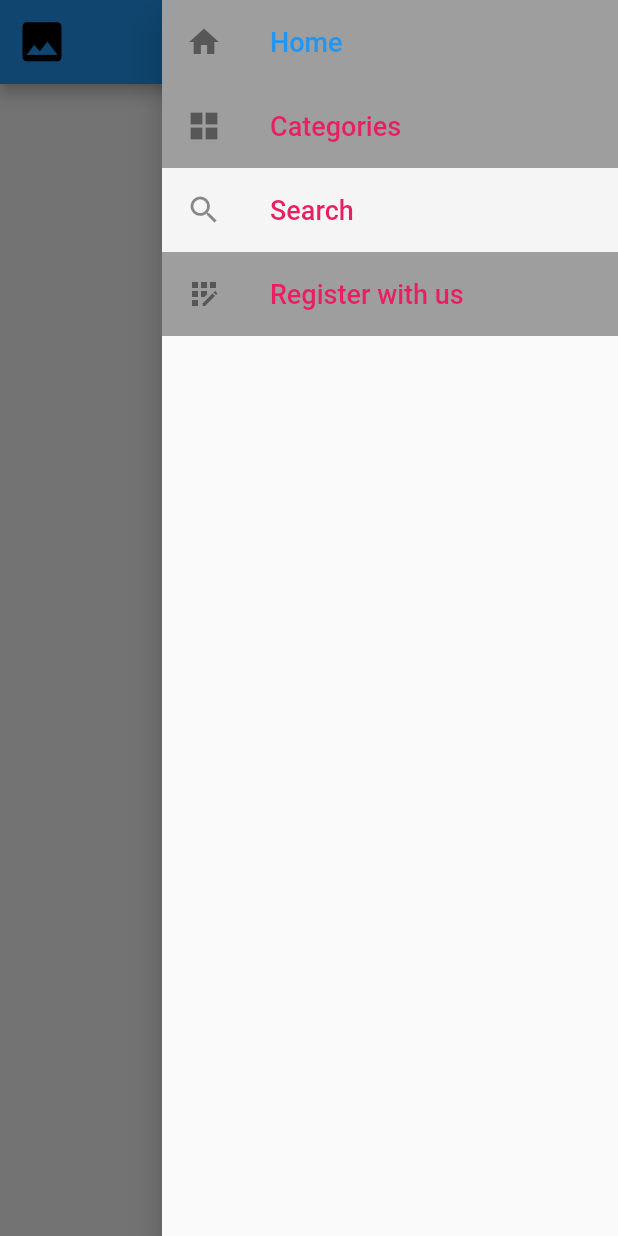
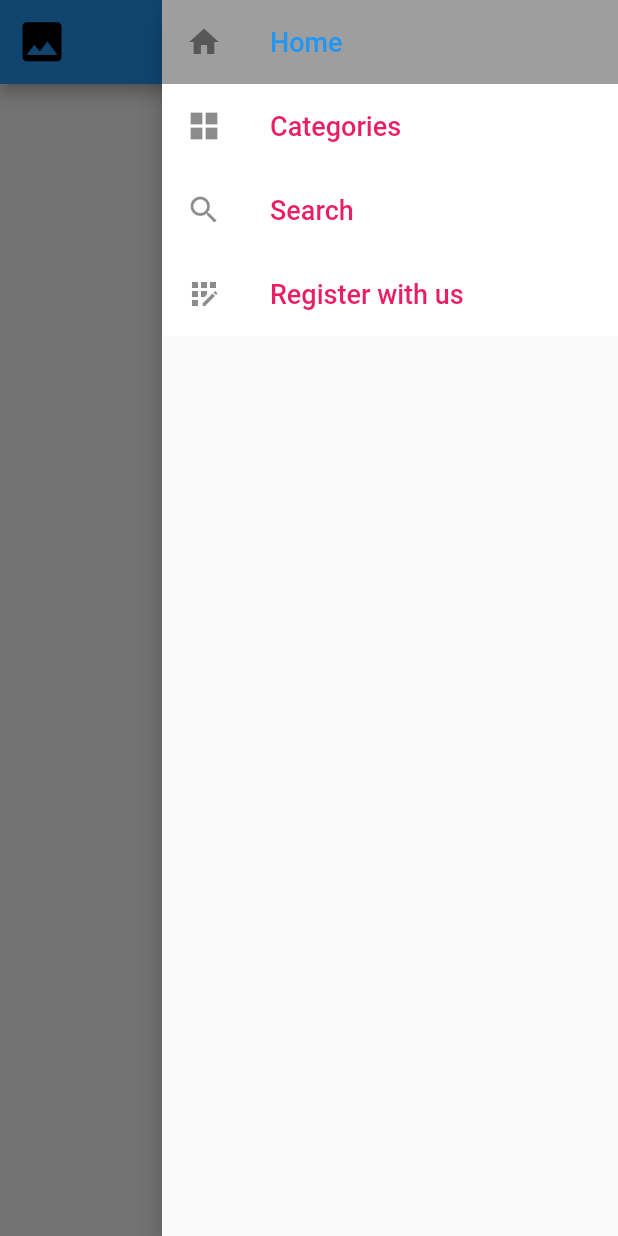
Before and after one commit to kashyapamipara/t4t, a Flutter app: the screen it shows after launch, with the side drawer open, on a phone screen of 412 x 824 dp. Run offline on Flutter 3.47's test engine with Material 2 defaults, Android fonts, the phone set to English and light mode, and no system bars.

Commit message:
add bg color in list title and set icons

```diff
--- a/lib/screens/home_screen.dart
+++ b/lib/screens/home_screen.dart
@@ -34,7 +34,7 @@ class _HomeScreenState extends State<HomeScreen> {
           children: <Widget>[
             //Here you place your menu items
             ListTile(
-              tileColor: Colors.grey,
+              tileColor: index==0?Colors.grey:Colors.white,
               leading: Icon(Icons.home),
               title: Text('Home', style: TextStyle(fontSize: 18,color: index==0?Colors.blue:Colors.pink)),
               focusColor: Colors.blue,
@@ -47,7 +47,7 @@ class _HomeScreenState extends State<HomeScreen> {
             ),
 
             ListTile(
-              tileColor: Colors.grey,
+              tileColor: index==1?Colors.grey:Colors.white,
               leading: Icon(Icons.grid_view_sharp),
               title: Text('Categories', style: TextStyle(fontSize: 18, color: index==1?Colors.blue:Colors.pink)),
               onTap: () {
@@ -58,7 +58,7 @@ class _HomeScreenState extends State<HomeScreen> {
               },
             ),
             ListTile(
-              tileColor: Colors.grey[100],
+              tileColor: index==2?Colors.grey:Colors.white,
               leading: Icon(Icons.search),
               title: Text('Search', style: TextStyle(fontSize: 18,color: index==2?Colors.blue:Colors.pink)),
               onTap: () {
@@ -70,7 +70,7 @@ class _HomeScreenState extends State<HomeScreen> {
               },
             ),
             ListTile(
-              tileColor: Colors.grey,
+              tileColor: index==3?Colors.grey:Colors.white,
               leading: Icon(Icons.app_registration),
               title: Text('Register with us', style: TextStyle(fontSize: 18,color: index==3?Colors.blue:Colors.pink)),
               onTap: () {
```
